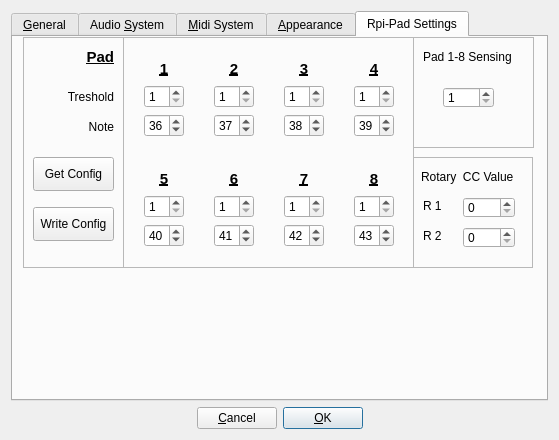
Old version of the form src/gui/src/UI/PreferencesDialog_UI.ui in the repository wolkstein/hydrogen.
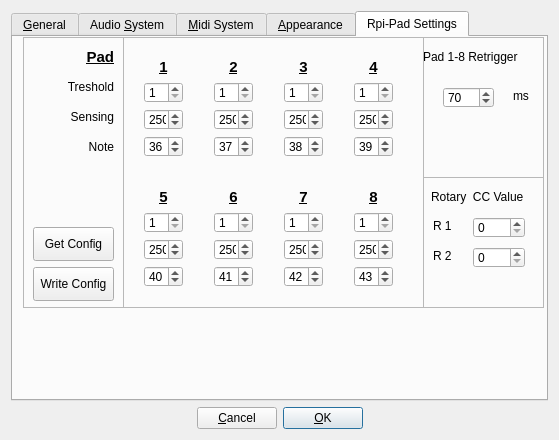
New version of the form. The open tabs and pages were chosen to show the change. Custom widgets are drawn as their Qt base class.

What changed in the file:
```diff
--- a/src/gui/src/UI/PreferencesDialog_UI.ui
+++ b/src/gui/src/UI/PreferencesDialog_UI.ui
@@ -896,10 +896,10 @@
       <widget class="QFrame" name="frame">
        <property name="geometry">
         <rect>
-         <x>400</x>
+         <x>410</x>
          <y>0</y>
          <width>121</width>
-         <height>111</height>
+         <height>141</height>
         </rect>
        </property>
        <property name="frameShape">
@@ -911,20 +911,20 @@
        <widget class="QLabel" name="label_5">
         <property name="geometry">
          <rect>
-          <x>10</x>
+          <x>0</x>
           <y>10</y>
           <width>111</width>
           <height>20</height>
          </rect>
         </property>
         <property name="text">
-         <string>Pad 1-8 Sensing</string>
+         <string>Pad 1-8 Retrigger</string>
         </property>
        </widget>
        <widget class="QSpinBox" name="PadSensingSpinBox">
         <property name="geometry">
          <rect>
-          <x>30</x>
+          <x>20</x>
           <y>50</y>
           <width>51</width>
           <height>21</height>
@@ -934,7 +934,23 @@
          <number>1</number>
         </property>
         <property name="maximum">
-         <number>1024</number>
+         <number>1000</number>
+        </property>
+        <property name="value">
+         <number>70</number>
+        </property>
+       </widget>
+       <widget class="QLabel" name="label_9">
+        <property name="geometry">
+         <rect>
+          <x>90</x>
+          <y>50</y>
+          <width>21</width>
+          <height>18</height>
+         </rect>
+        </property>
+        <property name="text">
+         <string>ms</string>
         </property>
        </widget>
       </widget>
@@ -943,8 +959,8 @@
         <rect>
          <x>110</x>
          <y>0</y>
-         <width>291</width>
-         <height>231</height>
+         <width>301</width>
+         <height>271</height>
         </rect>
        </property>
        <property name="frameShape">
@@ -957,9 +973,9 @@
         <property name="geometry">
          <rect>
           <x>220</x>
-          <y>120</y>
-          <width>62</width>
-          <height>101</height>
+          <y>140</y>
+          <width>61</width>
+          <height>121</height>
          </rect>
         </property>
         <layout class="QVBoxLayout" name="verticalLayout_33">
@@ -991,6 +1007,19 @@
            </property>
           </widget>
          </item>
+         <item>
+          <widget class="QSpinBox" name="sensingSpinBox_8">
+           <property name="minimum">
+            <number>1</number>
+           </property>
+           <property name="maximum">
+            <number>1024</number>
+           </property>
+           <property name="value">
+            <number>250</number>
+           </property>
+          </widget>
+         </item>
          <item>
           <widget class="QSpinBox" name="notespinBoxPad_8">
            <property name="minimum">
@@ -1011,8 +1040,8 @@
          <rect>
           <x>10</x>
           <y>10</y>
-          <width>62</width>
-          <height>101</height>
+          <width>61</width>
+          <height>121</height>
          </rect>
         </property>
         <layout class="QVBoxLayout" name="verticalLayout_7">
@@ -1050,6 +1079,19 @@
            </property>
           </widget>
          </item>
+         <item>
+          <widget class="QSpinBox" name="sensingSpinBox_1">
+           <property name="minimum">
+            <number>1</number>
+           </property>
+           <property name="maximum">
+            <number>1024</number>
+           </property>
+           <property name="value">
+            <number>250</number>
+           </property>
+          </widget>
+         </item>
          <item>
           <widget class="QSpinBox" name="notespinBoxPad_1">
            <property name="minimum">
@@ -1070,8 +1112,8 @@
          <rect>
           <x>220</x>
           <y>10</y>
-          <width>62</width>
-          <height>101</height>
+          <width>61</width>
+          <height>121</height>
          </rect>
         </property>
         <layout class="QVBoxLayout" name="verticalLayout_29">
@@ -1103,6 +1145,19 @@
            </property>
           </widget>
          </item>
+         <item>
+          <widget class="QSpinBox" name="sensingSpinBox_4">
+           <property name="minimum">
+            <number>1</number>
+           </property>
+           <property name="maximum">
+            <number>1024</number>
+           </property>
+           <property name="value">
+            <number>250</number>
+           </property>
+          </widget>
+         </item>
          <item>
           <widget class="QSpinBox" name="notespinBoxPad_4">
            <property name="minimum">
@@ -1123,8 +1178,8 @@
          <rect>
           <x>80</x>
           <y>10</y>
-          <width>62</width>
-          <height>101</height>
+          <width>61</width>
+          <height>121</height>
          </rect>
         </property>
         <layout class="QVBoxLayout" name="verticalLayout_27">
@@ -1162,6 +1217,19 @@
            </property>
           </widget>
          </item>
+         <item>
+          <widget class="QSpinBox" name="sensingSpinBox_2">
+           <property name="minimum">
+            <number>1</number>
+           </property>
+           <property name="maximum">
+            <number>1024</number>
+           </property>
+           <property name="value">
+            <number>250</number>
+           </property>
+          </widget>
+         </item>
          <item>
           <widget class="QSpinBox" name="notespinBoxPad_2">
            <property name="minimum">
@@ -1182,8 +1250,8 @@
          <rect>
           <x>150</x>
           <y>10</y>
-          <width>62</width>
-          <height>101</height>
+          <width>61</width>
+          <height>121</height>
          </rect>
         </property>
         <layout class="QVBoxLayout" name="verticalLayout_28">
@@ -1215,6 +1283,19 @@
            </property>
           </widget>
          </item>
+         <item>
+          <widget class="QSpinBox" name="sensingSpinBox_3">
+           <property name="minimum">
+            <number>1</number>
+           </property>
+           <property name="maximum">
+            <number>1024</number>
+           </property>
+           <property name="value">
+            <number>250</number>
+           </property>
+          </widget>
+         </item>
          <item>
           <widget class="QSpinBox" name="notespinBoxPad_3">
            <property name="minimum">
@@ -1234,9 +1315,9 @@
         <property name="geometry">
          <rect>
           <x>150</x>
-          <y>120</y>
-          <width>62</width>
-          <height>101</height>
+          <y>140</y>
+          <width>61</width>
+          <height>121</height>
          </rect>
         </property>
         <layout class="QVBoxLayout" name="verticalLayout_32">
@@ -1268,6 +1349,19 @@
            </property>
           </widget>
          </item>
+         <item>
+          <widget class="QSpinBox" name="sensingSpinBox_7">
+           <property name="minimum">
+            <number>1</number>
+           </property>
+           <property name="maximum">
+            <number>1024</number>
+           </property>
+           <property name="value">
+            <number>250</number>
+           </property>
+          </widget>
+         </item>
          <item>
           <widget class="QSpinBox" name="notespinBoxPad_7">
            <property name="minimum">
@@ -1287,9 +1381,9 @@
         <property name="geometry">
          <rect>
           <x>80</x>
-          <y>120</y>
-          <width>62</width>
-          <height>101</height>
+          <y>140</y>
+          <width>61</width>
+          <height>121</height>
          </rect>
         </property>
         <layout class="QVBoxLayout" name="verticalLayout_31">
@@ -1321,6 +1415,19 @@
            </property>
           </widget>
          </item>
+         <item>
+          <widget class="QSpinBox" name="sensingSpinBox_6">
+           <property name="minimum">
+            <number>1</number>
+           </property>
+           <property name="maximum">
+            <number>1024</number>
+           </property>
+           <property name="value">
+            <number>250</number>
+           </property>
+          </widget>
+         </item>
          <item>
           <widget class="QSpinBox" name="notespinBoxPad_6">
            <property name="minimum">
@@ -1340,9 +1447,9 @@
         <property name="geometry">
          <rect>
           <x>10</x>
-          <y>120</y>
-          <width>62</width>
-          <height>101</height>
+          <y>140</y>
+          <width>61</width>
+          <height>121</height>
          </rect>
         </property>
         <layout class="QVBoxLayout" name="verticalLayout_30">
@@ -1374,6 +1481,19 @@
            </property>
           </widget>
          </item>
+         <item>
+          <widget class="QSpinBox" name="sensingSpinBox_5">
+           <property name="minimum">
+            <number>1</number>
+           </property>
+           <property name="maximum">
+            <number>1024</number>
+           </property>
+           <property name="value">
+            <number>250</number>
+           </property>
+          </widget>
+         </item>
          <item>
           <widget class="QSpinBox" name="notespinBoxPad_5">
            <property name="minimum">
@@ -1396,7 +1516,7 @@
          <x>10</x>
          <y>0</y>
          <width>101</width>
-         <height>231</height>
+         <height>271</height>
         </rect>
        </property>
        <property name="frameShape">
@@ -1409,7 +1529,7 @@
         <property name="geometry">
          <rect>
           <x>30</x>
-          <y>50</y>
+          <y>40</y>
           <width>61</width>
           <height>20</height>
          </rect>
@@ -1425,7 +1545,7 @@
         <property name="geometry">
          <rect>
           <x>50</x>
-          <y>80</y>
+          <y>100</y>
           <width>41</width>
           <height>20</height>
          </rect>
@@ -1465,7 +1585,7 @@
         <property name="geometry">
          <rect>
           <x>10</x>
-          <y>120</y>
+          <y>190</y>
           <width>81</width>
           <height>34</height>
          </rect>
@@ -1478,7 +1598,7 @@
         <property name="geometry">
          <rect>
           <x>10</x>
-          <y>170</y>
+          <y>230</y>
           <width>81</width>
           <height>34</height>
          </rect>
@@ -1487,14 +1607,30 @@
          <string>Write Config</string>
         </property>
        </widget>
+       <widget class="QLabel" name="label_87">
+        <property name="geometry">
+         <rect>
+          <x>30</x>
+          <y>70</y>
+          <width>61</width>
+          <height>20</height>
+         </rect>
+        </property>
+        <property name="text">
+         <string>Sensing</string>
+        </property>
+        <property name="alignment">
+         <set>Qt::AlignRight|Qt::AlignTrailing|Qt::AlignVCenter</set>
+        </property>
+       </widget>
       </widget>
       <widget class="QFrame" name="frame_4">
        <property name="geometry">
         <rect>
-         <x>400</x>
-         <y>120</y>
-         <width>120</width>
-         <height>111</height>
+         <x>410</x>
+         <y>140</y>
+         <width>121</width>
+         <height>131</height>
         </rect>
        </property>
        <property name="frameShape">
```
Left out of the diff: 2 changed lines with no effect on the pictures.
